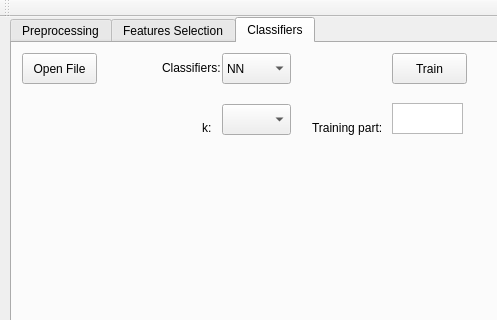
Above: mainwindow.ui from Stadzior/SMPD before the change; both pictures show x 0 to 497 and y 0 to 320 of the 991 by 540 pixel window. Below: the same form after it.
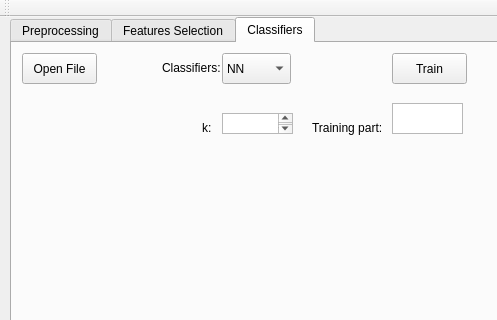
That is the form after the change.

The edit to the form file:
```diff
--- a/mainwindow.ui
+++ b/mainwindow.ui
@@ -193,16 +193,6 @@
        <string>Open File</string>
       </property>
      </widget>
-     <widget class="QComboBox" name="CcomboBoxK">
-      <property name="geometry">
-       <rect>
-        <x>210</x>
-        <y>61</y>
-        <width>69</width>
-        <height>31</height>
-       </rect>
-      </property>
-     </widget>
      <widget class="QLabel" name="ClabelK">
       <property name="geometry">
        <rect>
@@ -318,6 +308,16 @@
        </rect>
       </property>
      </widget>
+     <widget class="QPlainTextEdit" name="CplainTextEditInputK">
+      <property name="geometry">
+       <rect>
+        <x>210</x>
+        <y>70</y>
+        <width>71</width>
+        <height>21</height>
+       </rect>
+      </property>
+     </widget>
     </widget>
    </widget>
   </widget>
```
